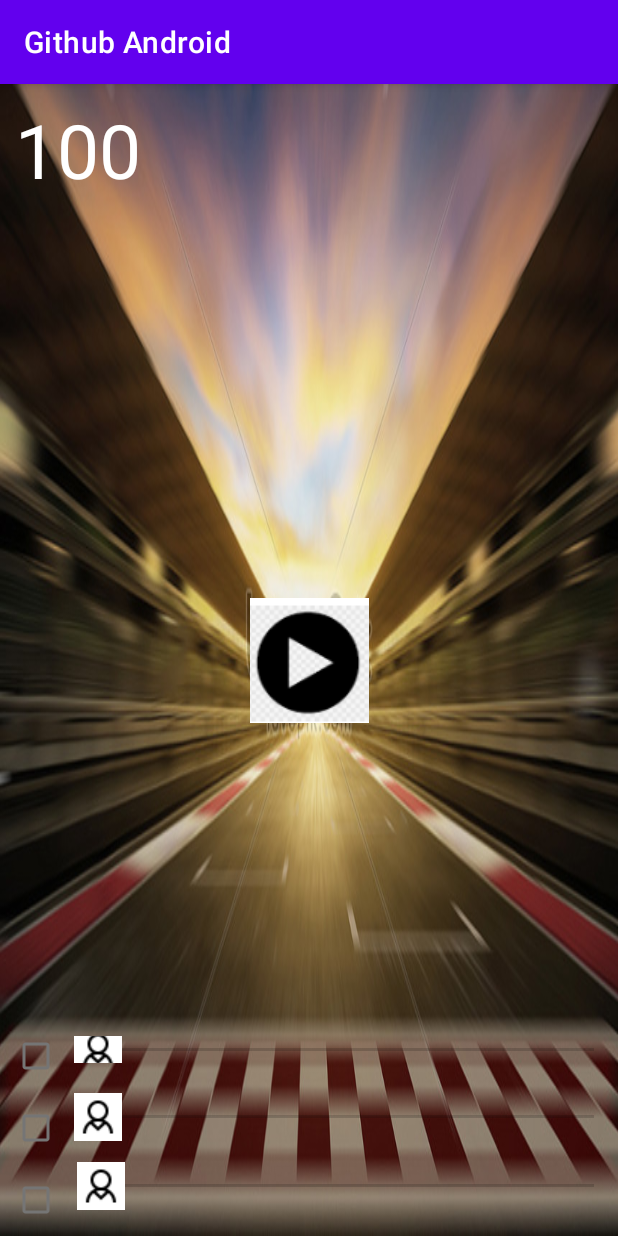
After one commit to lotuanthanh2001/github-android, an Android app: the Bai33Activity screen opened directly, with no data from a screen before it, on a phone screen of 412 x 824 dp. The commit adds this screen. Run offline under Robolectric (Android 15) with nearby library versions, the phone set to English and light mode, and no system bars.

Commit message:
Cuoc dua ky thu

```diff
--- /dev/null
+++ b/app/src/main/java/com/example/githubandroid/bai33/Bai33Activity.java
@@ -0,0 +1,74 @@
+package com.example.githubandroid.bai33;
+
+import androidx.appcompat.app.AppCompatActivity;
+
+import android.os.Bundle;
+import android.os.CountDownTimer;
+import android.view.View;
+import android.widget.CheckBox;
+import android.widget.ImageButton;
+import android.widget.SeekBar;
+import android.widget.TextView;
+
+import com.example.githubandroid.R;
+
+import java.util.Random;
+
+public class Bai33Activity extends AppCompatActivity {
+    TextView txtDiem;
+    ImageButton ibtnPlay;
+    CheckBox cbOne,cbTwo,cbThree;
+    SeekBar skOne,skTwo,skThree;
+
+
+
+    @Override
+    protected void onCreate(Bundle savedInstanceState) {
+        super.onCreate(savedInstanceState);
+        setContentView(R.layout.activity_bai33);
+        AnhXa();
+        CountDownTimer countDownTimer=new CountDownTimer(60000 ,300) {
+            @Override
+            public void onTick(long millisUntilFinished) {
+                int number=5;
+                Random random= new Random();
+                int One=random.nextInt(number);
+                int Twu=random.nextInt(number);
+                int Three=random.nextInt(number);
+
+                skOne.setProgress(skOne.getProgress() + One);
+                skTwo.setProgress(skTwo.getProgress() + Twu);
+                skThree.setProgress(skThree.getProgress() + Three);
+
+
+            }
+
+            @Override
+            public void onFinish() {
+
+            }
+        };
+        ibtnPlay.setOnClickListener(new View.OnClickListener() {
+            @Override
+            public void onClick(View v) {
+                ibtnPlay.setVisibility(View.INVISIBLE);
+                countDownTimer.start();
+            }
+        });
+    }
+        private void AnhXa(){
+            txtDiem  =(TextView) findViewById(R.id.textviewdDiemso);
+            ibtnPlay=( ImageButton) findViewById(R.id.buttonPlay);
+            cbOne=(CheckBox) findViewById(R.id.checkboxOne);
+            cbTwo=(CheckBox) findViewById(R.id.checkboxTwo);
+            cbThree=(CheckBox) findViewById(R.id.checkboxthree);
+            skOne=(SeekBar) findViewById(R.id.seekbarOne);
+            skTwo=(SeekBar) findViewById(R.id.seekbartwo);
+            skThree=(SeekBar) findViewById(R.id.seekbarThree);
+
+
+
+
+
+    }
+}
--- a/app/src/main/res/layout/activity_bai30.xml
+++ b/app/src/main/res/layout/activity_bai30.xml
@@ -8,13 +8,13 @@
 
     <ProgressBar
         android:id="@+id/progressBarxuly"
-        android:secondaryProgress="70"
         style="@android:style/Widget.ProgressBar.Horizontal"
         android:layout_width="0dp"
         android:layout_height="wrap_content"
         android:layout_marginTop="160dp"
         android:max="150"
         android:progress="50"
+        android:secondaryProgress="70"
         app:layout_constraintEnd_toEndOf="parent"
         app:layout_constraintHorizontal_bias="1.0"
         app:layout_constraintStart_toStartOf="parent"
--- /dev/null
+++ b/app/src/main/res/layout/activity_bai33.xml
@@ -0,0 +1,85 @@
+<?xml version="1.0" encoding="utf-8"?>
+<RelativeLayout android:layout_height="match_parent"
+    android:layout_width="match_parent"
+    android:background="@drawable/nenduongdua"
+    xmlns:android="http://schemas.android.com/apk/res/android">
+
+    <CheckBox
+        android:layout_alignParentBottom="true"
+        android:id="@+id/checkboxthree"
+        android:layout_width="wrap_content"
+        android:layout_height="wrap_content"/>
+
+
+    <CheckBox
+        android:id="@+id/checkboxTwo"
+        android:layout_width="wrap_content"
+        android:layout_height="wrap_content"
+        android:layout_above="@+id/checkboxthree" />
+    <CheckBox
+        android:layout_above="@+id/checkboxTwo"
+        android:id="@+id/checkboxOne"
+        android:layout_width="wrap_content"
+        android:layout_height="wrap_content"/>
+
+    <SeekBar
+        android:id="@+id/seekbarThree"
+        android:layout_width="match_parent"
+        android:layout_height="wrap_content"
+        android:layout_alignParentBottom="true"
+        android:layout_marginLeft="3dp"
+        android:layout_marginBottom="17dp"
+        android:layout_toRightOf="@+id/checkboxthree"
+        android:thumb="@drawable/icon_user" />
+
+    <SeekBar
+        android:id="@+id/seekbartwo"
+        android:layout_width="match_parent"
+        android:layout_height="wrap_content"
+        android:layout_above="@id/seekbarThree"
+        android:layout_marginStart="1dp"
+        android:layout_marginLeft="1dp"
+        android:layout_marginBottom="14dp"
+        android:layout_toEndOf="@+id/checkboxOne"
+        android:layout_toRightOf="@id/checkboxTwo"
+        android:thumb="@drawable/icon_user" />
+
+    <SeekBar
+        android:id="@+id/seekbarOne"
+        android:layout_width="682dp"
+        android:layout_height="18dp"
+        android:layout_alignBottom="@+id/seekbartwo"
+        android:layout_marginStart="1dp"
+        android:layout_marginLeft="1dp"
+        android:layout_marginBottom="52dp"
+        android:layout_toEndOf="@+id/checkboxTwo"
+        android:layout_toRightOf="@+id/checkboxOne"
+        android:thumb="@drawable/icon_user" />
+
+    <ImageView
+        android:id="@+id/imagaviewbienhieu"
+        android:layout_width="wrap_content"
+        android:layout_height="wrap_content"
+        android:layout_alignParentStart="true"
+        android:layout_alignParentEnd="true"
+        android:layout_marginStart="203dp"
+        android:layout_marginEnd="227dp"
+        android:src="@drawable/bienhieu" />
+
+    <TextView
+        android:id="@+id/textviewdDiemso"
+        android:layout_margin="10dp"
+        android:textColor="@color/white"
+        android:text="100"
+        android:layout_width="wrap_content"
+        android:layout_height="wrap_content"
+        android:textSize="50dp" />
+
+    <ImageButton
+        android:id="@+id/buttonPlay"
+        android:layout_centerInParent="true"
+        android:background="@null"
+        android:layout_width="100dp"
+        android:layout_height="100dp"
+        android:src="@drawable/play_trom" />
+</RelativeLayout>
```
Also changed, not shown: app/src/main/AndroidManifest.xml (+7 -1 lines), app/src/main/java/com/example/githubandroid/MainActivity.java (+18 -0 lines), app/src/main/java/com/example/githubandroid/bai30/Bai30Activity.java (+22 -5 lines), app/src/main/java/com/example/githubandroid/bai32/Bai32Activity.java (added, +38 -0 lines), app/src/main/res/layout/activity_bai32.xml (added, +19 -0 lines), app/src/main/res/layout/activity_main.xml (+19 -0 lines), app/src/main/res/drawable/bienhieu.png (added), app/src/main/res/drawable/icon_1.jpg (added), app/src/main/res/drawable/icon_user.png (added), app/src/main/res/drawable/meo.png (added), app/src/main/res/drawable/nenduongdua.jpg (added), app/src/main/res/drawable/play.png (added), app/src/main/res/drawable/play_trom.png (added), app/src/main/res/drawable/tho.png (added), 1 more files.
